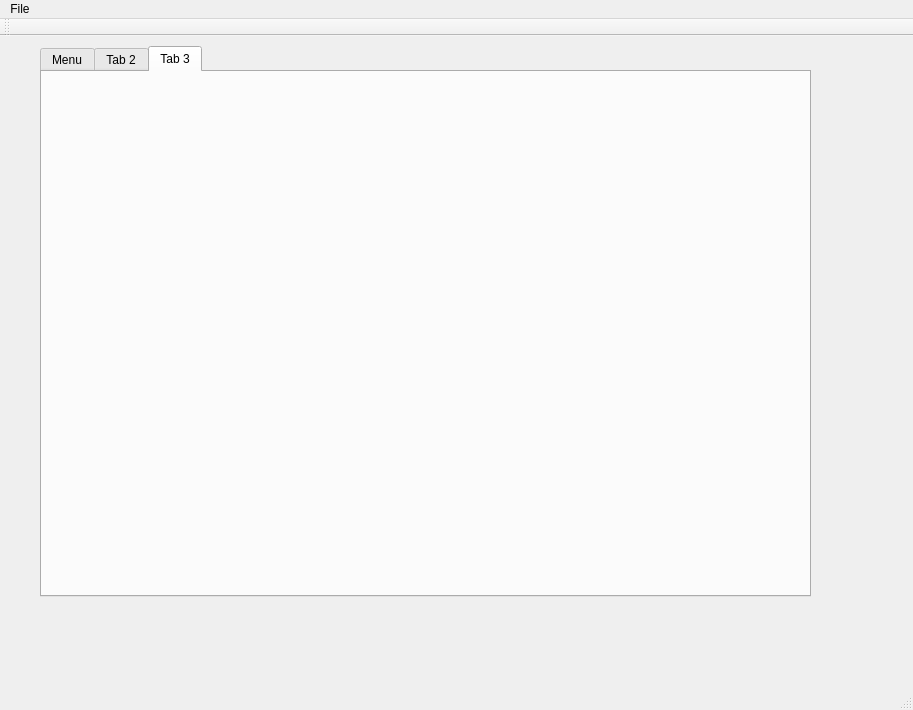
Qt form qt/mainwindow.ui (minipunch/cs1cproject2) before a commit.
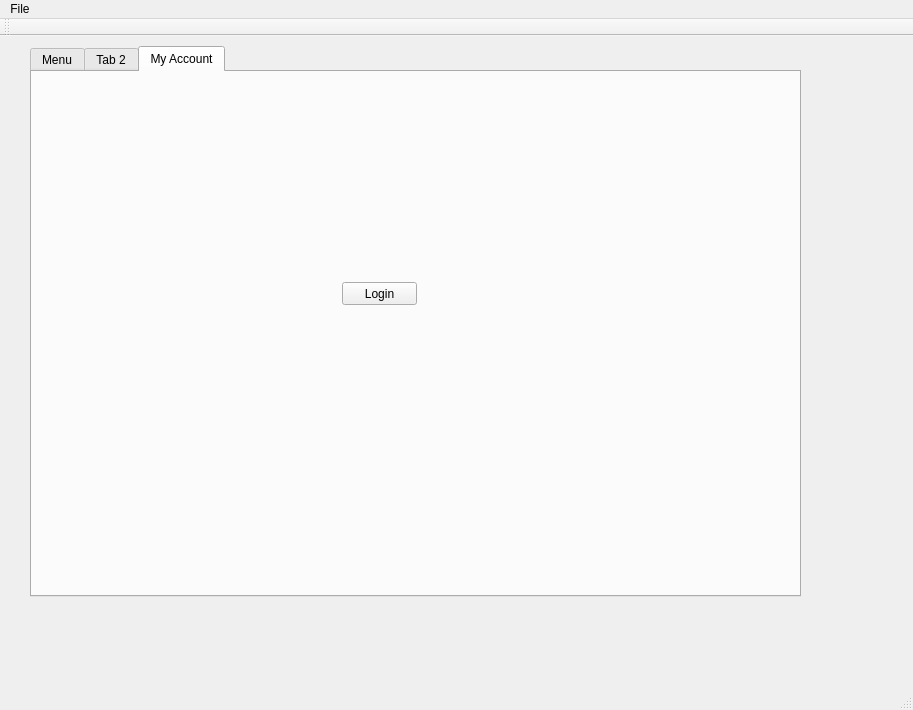
The same form after that commit. The open tabs and pages were chosen to show the change.

What changed in the file:
```diff
--- a/qt/mainwindow.ui
+++ b/qt/mainwindow.ui
@@ -17,7 +17,7 @@
    <widget class="QTabWidget" name="tabWidget">
     <property name="geometry">
      <rect>
-      <x>40</x>
+      <x>30</x>
       <y>10</y>
       <width>771</width>
       <height>551</height>
@@ -30,11 +30,21 @@
      <attribute name="title">
       <string>Menu</string>
      </attribute>
+    </widget>
+    <widget class="QWidget" name="tab_2">
+     <attribute name="title">
+      <string>Tab 2</string>
+     </attribute>
+    </widget>
+    <widget class="QWidget" name="tab_3">
+     <attribute name="title">
+      <string>My Account</string>
+     </attribute>
      <widget class="QPushButton" name="pushButton">
       <property name="geometry">
        <rect>
-        <x>570</x>
-        <y>220</y>
+        <x>310</x>
+        <y>210</y>
         <width>75</width>
         <height>23</height>
        </rect>
@@ -44,16 +54,6 @@
       </property>
      </widget>
     </widget>
-    <widget class="QWidget" name="tab_2">
-     <attribute name="title">
-      <string>Tab 2</string>
-     </attribute>
-    </widget>
-    <widget class="QWidget" name="tab_3">
-     <attribute name="title">
-      <string>Tab 3</string>
-     </attribute>
-    </widget>
    </widget>
   </widget>
   <widget class="QMenuBar" name="menuBar">
```
Left out of the diff: 2 changed lines with no effect on the pictures.
